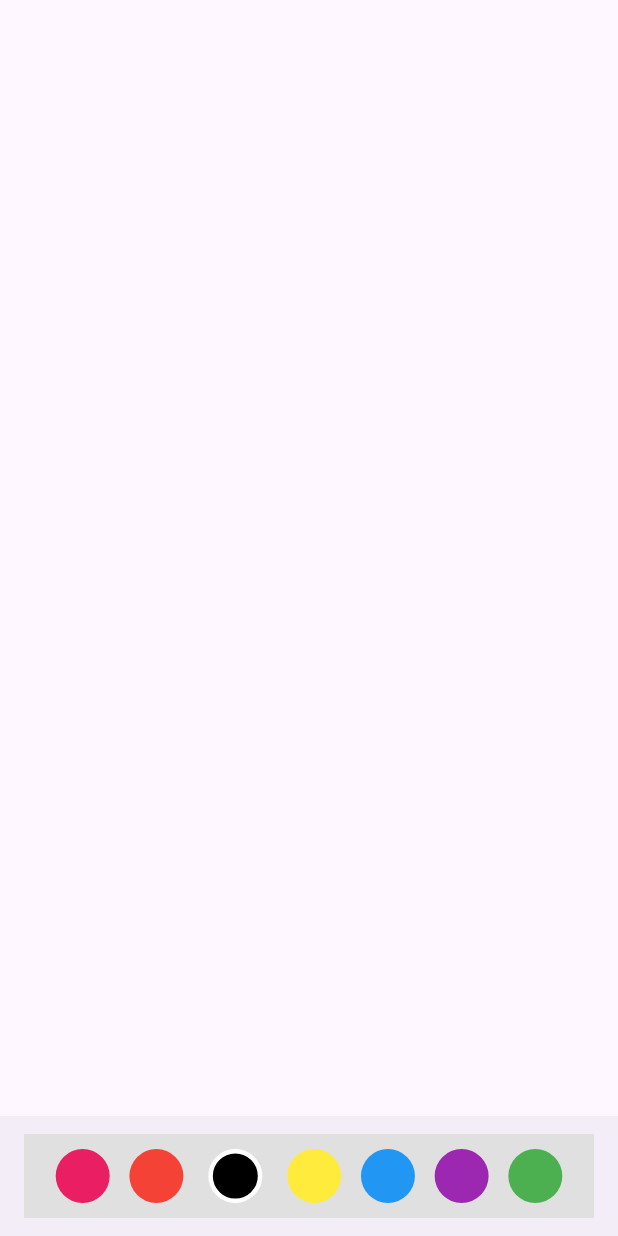
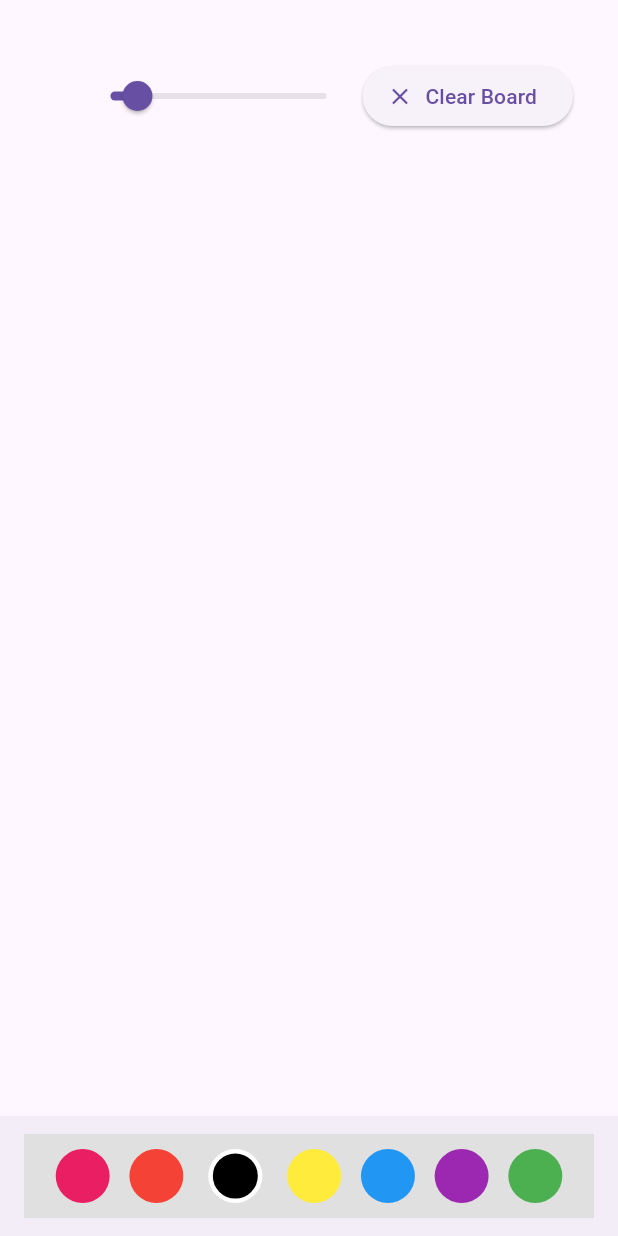
Before and after one commit to Jakaria1152/Drawing-App, a Flutter app: the screen it shows after launch, on a phone screen of 412 x 824 dp. Run offline on Flutter 3.47's test engine with Material 3 defaults, Android fonts, the phone set to English and light mode, and no system bars.

Commit message:
complete app but some error

```diff
--- a/lib/main.dart
+++ b/lib/main.dart
@@ -39,7 +39,9 @@ class _DrawingBoardState extends State<DrawingBoard> {
   @override
   Widget build(BuildContext context) {
     return Scaffold(
-      body: GestureDetector(
+      body: Stack(
+        children: [
+          GestureDetector(
             onPanStart: (details){
              setState(() {
                drawingPoints.add(
@@ -66,9 +68,9 @@ class _DrawingBoardState extends State<DrawingBoard> {
                );
              });
             },
-        // onPanEnd: (details){
-        //   drawingPoints.add();
-        // },
+            onPanEnd: (details){
+              drawingPoints.add(null!);
+            },
             child: CustomPaint(
               painter: _DrawingPainter(drawingPoints: drawingPoints),
               child: Container(
@@ -76,6 +78,28 @@ class _DrawingBoardState extends State<DrawingBoard> {
                 width: MediaQuery.of(context).size.width,
               ),
             ),
+          ),
+          Positioned(top: 40,right: 30,
+            child: Row(
+              children: [
+                Slider(
+                  min: 0,
+                    max: 40,
+                    value: strokeWidth, onChanged: (val){
+               setState(() {
+                 strokeWidth = val;
+
+               });
+                }),
+                ElevatedButton.icon(onPressed: (){
+                 setState(() {
+                   drawingPoints = [];
+                 });
+                }, label: Text('Clear Board'),icon: Icon(Icons.clear),),
+              ],
+            ),)
+        ],
+
       ),
       bottomNavigationBar: BottomAppBar(
         child: Container(
```
Lines whose indentation alone changed are shown as unchanged.
